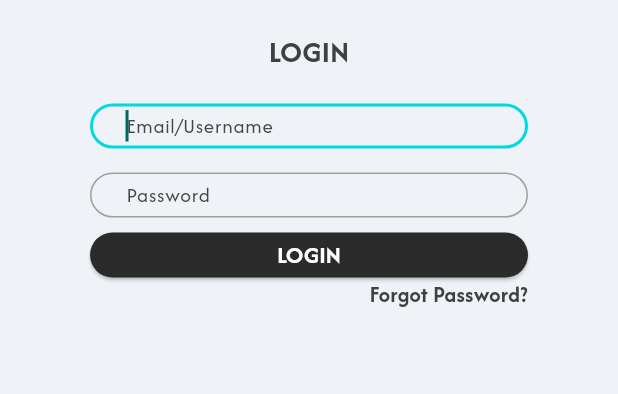
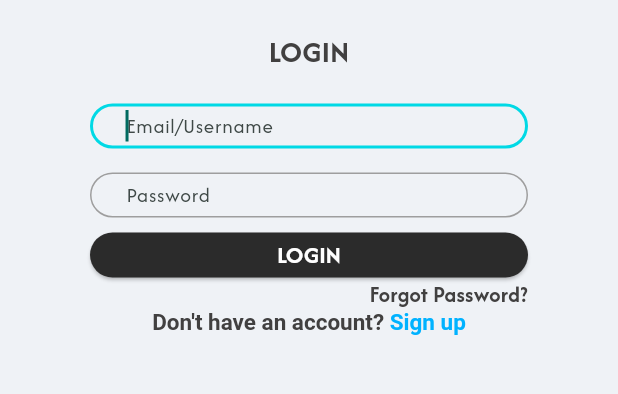
Before and after one commit to shokomori/Virtuo-Hero, a Flutter app: the screen it shows after launch, after a tap on "GET STARTED", on a phone screen of 412 x 824 dp, the part 510-904 px from its top. Run offline on Flutter 3.47's test engine with Material 3 defaults, Android fonts, the phone set to English and light mode, and no system bars; our stand-ins replace hive_flutter; accounts and stored records are empty.

Commit message:
Update login_page and customappbar. added sign up text and centered appbar

```diff
--- a/virtuohero/lib/pages/login_page.dart
+++ b/virtuohero/lib/pages/login_page.dart
@@ -182,6 +182,31 @@ class _SecondPageState extends State<LoginPage> {
                           ),
                         ),
                       ),
+
+                      SizedBox(
+                        width: 292,
+                        child: Center(
+                          child: RichText(
+                            textAlign: TextAlign.center,
+                            text: TextSpan(
+                              style: AppTextStyles.fpass,
+                              children: const [
+                                TextSpan(
+                                  text: "Don't have an account? ",
+                                  style: TextStyle(color: Color(0xFF414040)), // dark gray
+                                ),
+                                TextSpan(
+                                  text: 'Sign up',
+                                  style: TextStyle(
+                                    color: Color(0xFF00B2FF), // light blue
+                                    fontWeight: FontWeight.bold,
+                                  ),
+                                ),
+                              ],
+                            ),
+                          ),
+                        ),
+                      ),
                     ],
                   ),
                 ),
--- a/virtuohero/lib/widgets/customappbar.dart
+++ b/virtuohero/lib/widgets/customappbar.dart
@@ -9,11 +9,13 @@ class CustomAppBar extends StatelessWidget implements PreferredSizeWidget {
 
   @override
   Widget build(BuildContext context) {
-    return AppBar(
+    return Center(
+      child: AppBar(
         backgroundColor: Colors.transparent,
         elevation: 0,
         automaticallyImplyLeading: false,
         title: Row(
+          mainAxisAlignment: MainAxisAlignment.center,
           children: const [
             Image(
               image: AssetImage('assets/logo.png'),
@@ -23,6 +25,7 @@ class CustomAppBar extends StatelessWidget implements PreferredSizeWidget {
             AppName(),
           ],
         ),
+      ),
     );
   }
 }
```
Lines whose indentation alone changed are shown as unchanged.
